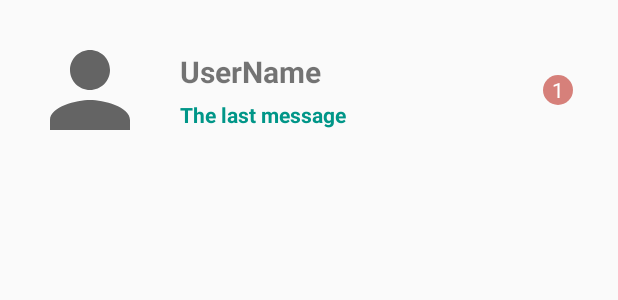
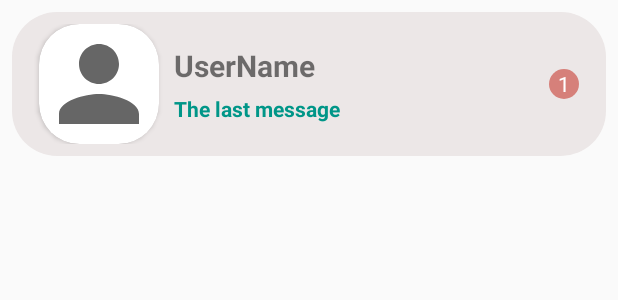
Before and after one commit to ArthurLhy/DigitalDoctor, an Android app: the layout message_card_view.xml on its own in the app's theme, with its tools: preview values and no code run, on a phone screen of 412 x 824 dp. Shown: the top 300 px of the screen. Run offline under Robolectric (Android 15) with nearby library versions, the phone set to English and light mode, and no system bars.

Commit message:
message list looks better

```diff
--- /dev/null
+++ b/app/src/main/res/drawable/dynamic_message_bg.xml
@@ -0,0 +1,8 @@
+<?xml version="1.0" encoding="utf-8"?>
+<shape xmlns:android="http://schemas.android.com/apk/res/android">
+
+    <solid android:color="#ECE7E7"/>
+
+    <corners
+        android:radius="30dp"/>
+</shape>
--- a/app/src/main/res/layout/activity_chat.xml
+++ b/app/src/main/res/layout/activity_chat.xml
@@ -11,7 +11,7 @@
         android:layout_width="match_parent"
         android:layout_height="130dp"
         android:layout_marginTop="0dp"
-        android:background="#075344"
+        android:background="@color/blue_700"
         android:id="@+id/toolbar_for_chat">
 
         <RelativeLayout
@@ -44,6 +44,7 @@
                     android:layout_width="match_parent"
                     android:layout_height="match_parent"
                     android:src="@drawable/ic_account"
+                    android:scaleType="centerCrop"
                     android:id="@+id/chat_user_image">
                 </ImageView>
 
--- a/app/src/main/res/layout/message_card_view.xml
+++ b/app/src/main/res/layout/message_card_view.xml
@@ -5,12 +5,13 @@
     android:layout_height="wrap_content"
     android:orientation="vertical"
     xmlns:app="http://schemas.android.com/apk/res-auto"
-    android:elevation="100dp"
+    android:elevation="120dp"
     app:cardCornerRadius="15dp"
-    android:padding="12dp">
+    android:padding="8dp">
 
     <LinearLayout
         android:id="@+id/root"
+        android:background="@drawable/dynamic_message_bg"
         android:layout_width="match_parent"
         android:layout_height="wrap_content"
         android:orientation="vertical"
@@ -20,14 +21,26 @@
             android:layout_width="match_parent"
             android:layout_height="wrap_content">
 
-            <ImageView
-                android:id="@+id/message_user_image"
+            <androidx.cardview.widget.CardView
                 android:layout_width="80dp"
                 android:layout_height="80dp"
-                android:layout_centerVertical="true"
-                android:scaleType="centerCrop"
-                android:src="@drawable/ic_baseline_person_24">
-            </ImageView>
+                android:elevation="10dp"
+                android:id="@+id/image_card"
+                app:cardCornerRadius="27dp"
+                android:foregroundGravity="center"
+                android:layout_marginStart="10dp">
+
+                <ImageView
+                    android:id="@+id/message_user_image"
+                    android:layout_width="match_parent"
+                    android:layout_height="match_parent"
+                    android:scaleType="centerCrop"
+                    android:src="@drawable/ic_baseline_person_24">
+                </ImageView>
+            </androidx.cardview.widget.CardView>
+
+
+
 
             <LinearLayout
                 android:layout_width="match_parent"
@@ -38,7 +51,7 @@
                 android:layout_marginStart="100dp"
                 android:layout_marginEnd="20dp"
                 android:layout_toStartOf="@id/message_number"
-                android:layout_toRightOf="@id/message_user_image">
+                android:layout_toRightOf="@id/image_card">
 
                 <TextView
                     android:layout_width="match_parent"
```
